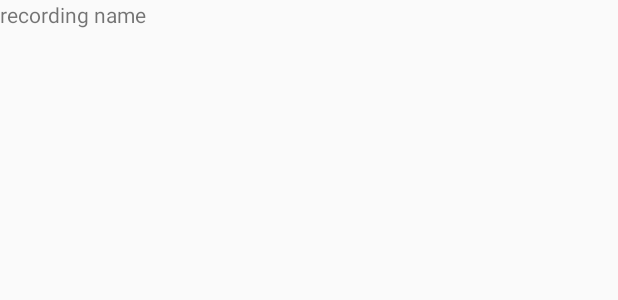
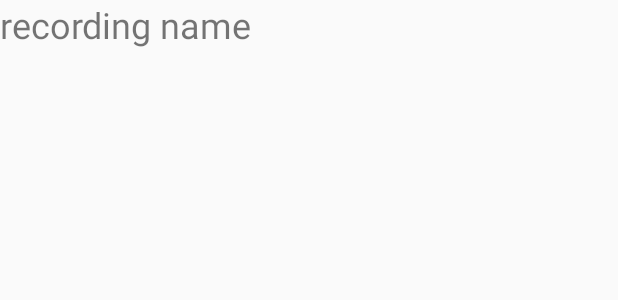
Before and after one commit to olliechick/hivo, an Android app: the layout sched_recording_item.xml on its own in the app's theme, with its tools: preview values and no code run, on a phone screen of 412 x 824 dp. Shown: the top 300 px of the screen. Run offline under Robolectric (Android 15) with nearby library versions, the phone set to English and light mode, and no system bars.

Commit message:
Get recyclerview working

```diff
--- a/app/src/main/res/layout/sched_recording_item.xml
+++ b/app/src/main/res/layout/sched_recording_item.xml
@@ -1,10 +1,13 @@
 <?xml version="1.0" encoding="utf-8"?>
-<LinearLayout xmlns:android="http://schemas.android.com/apk/res/android" android:orientation="vertical"
-    android:layout_width="match_parent" android:layout_height="match_parent">
+<LinearLayout xmlns:android="http://schemas.android.com/apk/res/android"
+    android:layout_width="match_parent"
+    android:layout_height="wrap_content"
+    android:orientation="vertical">
 
     <TextView
         android:id="@+id/recordingName"
         android:layout_width="match_parent"
-        android:layout_height="wrap_content"
-        android:text="recording name" />
+        android:layout_height="match_parent"
+        android:text="recording name"
+        android:textSize="24sp" />
 </LinearLayout>
```
Also changed, not shown: app/src/main/java/nz/co/olliechick/hivo/MainActivity.kt (+7 -0 lines), app/src/main/java/nz/co/olliechick/hivo/SchedRecordingAdapter.kt (+4 -9 lines), app/src/main/java/nz/co/olliechick/hivo/SchedRecordingsActivity.kt (+7 -6 lines).
